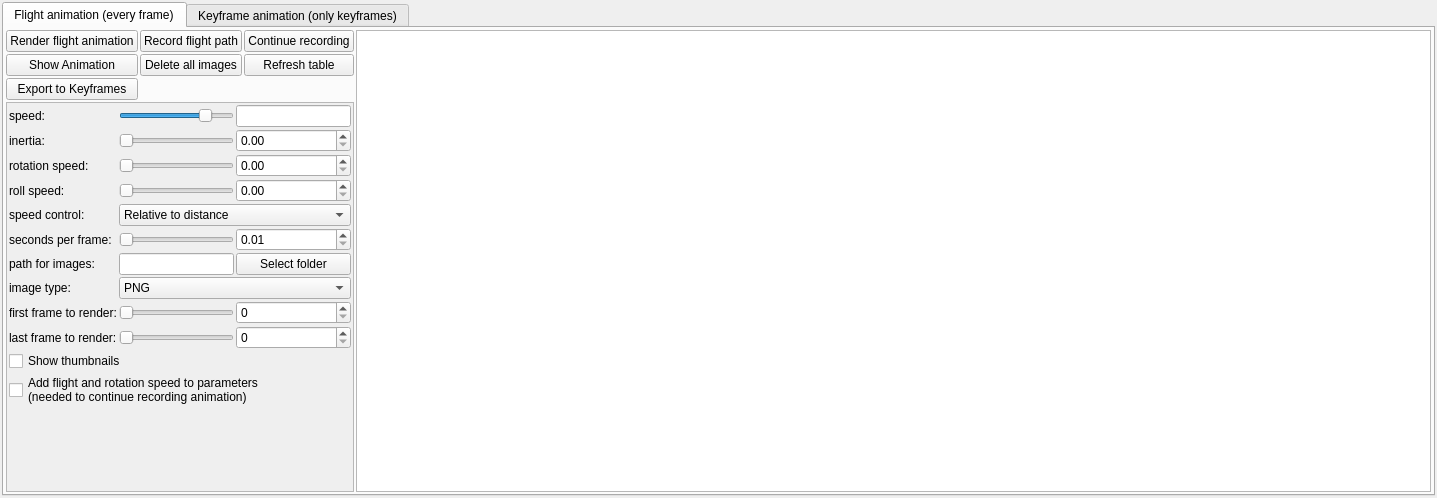
buddhi1980/mandelbulber2, file mandelbulber2/qt/dock_animation.ui: the form before one commit.
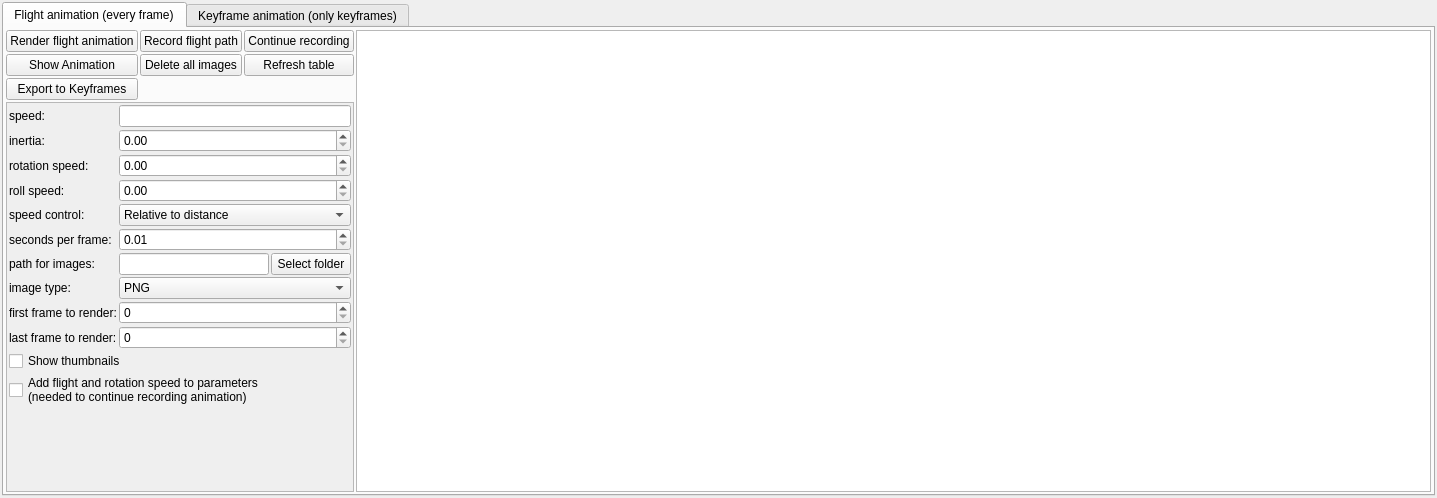
The form after the commit. The open tabs and pages were chosen to show the change. Icons and pictures are not drawn. Custom widgets are drawn as their Qt base class.

Commit message: Created pop-up sliders for integer spin boxes

The edit to the form file:
```diff
--- a/mandelbulber2/qt/dock_animation.ui
+++ b/mandelbulber2/qt/dock_animation.ui
@@ -337,144 +337,6 @@
                  </property>
                 </widget>
                </item>
-               <item row="1" column="1">
-                <widget class="QSlider" name="slider_flight_inertia">
-                 <property name="sizePolicy">
-                  <sizepolicy hsizetype="Expanding" vsizetype="Maximum">
-                   <horstretch>0</horstretch>
-                   <verstretch>0</verstretch>
-                  </sizepolicy>
-                 </property>
-                 <property name="maximum">
-                  <number>5000</number>
-                 </property>
-                 <property name="singleStep">
-                  <number>1</number>
-                 </property>
-                 <property name="orientation">
-                  <enum>Qt::Horizontal</enum>
-                 </property>
-                </widget>
-               </item>
-               <item row="1" column="2">
-                <widget class="MyDoubleSpinBox" name="spinbox_flight_inertia">
-                 <property name="sizePolicy">
-                  <sizepolicy hsizetype="Minimum" vsizetype="Maximum">
-                   <horstretch>0</horstretch>
-                   <verstretch>0</verstretch>
-                  </sizepolicy>
-                 </property>
-                 <property name="toolTip">
-                  <string>&lt;html&gt;&lt;head/&gt;&lt;body&gt;&lt;p&gt;Inertia of camera. &lt;/p&gt;&lt;p&gt;Higher inertia makes flight more smooth but more difficult to change speed or direction.&lt;/p&gt;&lt;/body&gt;&lt;/html&gt;</string>
-                 </property>
-                 <property name="prefix">
-                  <string/>
-                 </property>
-                 <property name="suffix">
-                  <string/>
-                 </property>
-                 <property name="decimals">
-                  <number>2</number>
-                 </property>
-                 <property name="maximum">
-                  <double>1000.000000000000000</double>
-                 </property>
-                 <property name="singleStep">
-                  <double>0.100000000000000</double>
-                 </property>
-                </widget>
-               </item>
-               <item row="5" column="1">
-                <widget class="QSlider" name="slider_flight_sec_per_frame">
-                 <property name="sizePolicy">
-                  <sizepolicy hsizetype="Expanding" vsizetype="Maximum">
-                   <horstretch>0</horstretch>
-                   <verstretch>0</verstretch>
-                  </sizepolicy>
-                 </property>
-                 <property name="minimum">
-                  <number>1</number>
-                 </property>
-                 <property name="maximum">
-                  <number>5000</number>
-                 </property>
-                 <property name="singleStep">
-                  <number>1</number>
-                 </property>
-                 <property name="orientation">
-                  <enum>Qt::Horizontal</enum>
-                 </property>
-                </widget>
-               </item>
-               <item row="3" column="1">
-                <widget class="QSlider" name="slider_flight_roll_speed">
-                 <property name="sizePolicy">
-                  <sizepolicy hsizetype="Expanding" vsizetype="Maximum">
-                   <horstretch>0</horstretch>
-                   <verstretch>0</verstretch>
-                  </sizepolicy>
-                 </property>
-                 <property name="maximum">
-                  <number>5000</number>
-                 </property>
-                 <property name="singleStep">
-                  <number>1</number>
-                 </property>
-                 <property name="orientation">
-                  <enum>Qt::Horizontal</enum>
-                 </property>
-                </widget>
-               </item>
-               <item row="5" column="2">
-                <widget class="MyDoubleSpinBox" name="spinbox_flight_sec_per_frame">
-                 <property name="sizePolicy">
-                  <sizepolicy hsizetype="Minimum" vsizetype="Maximum">
-                   <horstretch>0</horstretch>
-                   <verstretch>0</verstretch>
-                  </sizepolicy>
-                 </property>
-                 <property name="toolTip">
-                  <string>&lt;html&gt;&lt;head/&gt;&lt;body&gt;&lt;p&gt;This parameters controls frame rate during flight path recording. Higher values give slower rendering but are more detailed.&lt;/p&gt;&lt;/body&gt;&lt;/html&gt;</string>
-                 </property>
-                 <property name="prefix">
-                  <string/>
-                 </property>
-                 <property name="suffix">
-                  <string/>
-                 </property>
-                 <property name="decimals">
-                  <number>2</number>
-                 </property>
-                 <property name="minimum">
-                  <double>0.010000000000000</double>
-                 </property>
-                 <property name="maximum">
-                  <double>100.000000000000000</double>
-                 </property>
-                 <property name="singleStep">
-                  <double>0.100000000000000</double>
-                 </property>
-                </widget>
-               </item>
-               <item row="2" column="1">
-                <widget class="QSlider" name="slider_flight_rotation_speed">
-                 <property name="sizePolicy">
-                  <sizepolicy hsizetype="Expanding" vsizetype="Maximum">
-                   <horstretch>0</horstretch>
-                   <verstretch>0</verstretch>
-                  </sizepolicy>
-                 </property>
-                 <property name="maximum">
-                  <number>5000</number>
-                 </property>
-                 <property name="singleStep">
-                  <number>1</number>
-                 </property>
-                 <property name="orientation">
-                  <enum>Qt::Horizontal</enum>
-                 </property>
-                </widget>
-               </item>
                <item row="3" column="0">
                 <widget class="QLabel" name="label_153">
                  <property name="text">
@@ -482,34 +344,6 @@
                  </property>
                 </widget>
                </item>
-               <item row="2" column="2">
-                <widget class="MyDoubleSpinBox" name="spinbox_flight_rotation_speed">
-                 <property name="sizePolicy">
-                  <sizepolicy hsizetype="Minimum" vsizetype="Maximum">
-                   <horstretch>0</horstretch>
-                   <verstretch>0</verstretch>
-                  </sizepolicy>
-                 </property>
-                 <property name="toolTip">
-                  <string>&lt;html&gt;&lt;head/&gt;&lt;body&gt;&lt;p&gt;Rotation speed of camera&lt;/p&gt;&lt;/body&gt;&lt;/html&gt;</string>
-                 </property>
-                 <property name="prefix">
-                  <string/>
-                 </property>
-                 <property name="suffix">
-                  <string/>
-                 </property>
-                 <property name="decimals">
-                  <number>2</number>
-                 </property>
-                 <property name="maximum">
-                  <double>1000.000000000000000</double>
-                 </property>
-                 <property name="singleStep">
-                  <double>0.100000000000000</double>
-                 </property>
-                </widget>
-               </item>
                <item row="10" column="0" colspan="3">
                 <widget class="MyCheckBox" name="checkBox_flight_show_thumbnails">
                  <property name="sizePolicy">
@@ -533,34 +367,6 @@
                  </property>
                 </widget>
                </item>
-               <item row="3" column="2">
-                <widget class="MyDoubleSpinBox" name="spinbox_flight_roll_speed">
-                 <property name="sizePolicy">
-                  <sizepolicy hsizetype="Minimum" vsizetype="Maximum">
-                   <horstretch>0</horstretch>
-                   <verstretch>0</verstretch>
-                  </sizepolicy>
-                 </property>
-                 <property name="toolTip">
-                  <string>&lt;html&gt;&lt;head/&gt;&lt;body&gt;&lt;p&gt;Roll speed of camera&lt;/p&gt;&lt;/body&gt;&lt;/html&gt;</string>
-                 </property>
-                 <property name="prefix">
-                  <string/>
-                 </property>
-                 <property name="suffix">
-                  <string/>
-                 </property>
-                 <property name="decimals">
-                  <number>2</number>
-                 </property>
-                 <property name="maximum">
-                  <double>1000.000000000000000</double>
-                 </property>
-                 <property name="singleStep">
-                  <double>0.100000000000000</double>
-                 </property>
-                </widget>
-               </item>
                <item row="11" column="0" colspan="3">
                 <widget class="MyCheckBox" name="checkBox_flight_add_speeds">
                  <property name="sizePolicy">
@@ -578,106 +384,6 @@
                  </property>
                 </widget>
                </item>
-               <item row="8" column="1">
-                <widget class="QSlider" name="sliderInt_flight_first_to_render">
-                 <property name="sizePolicy">
-                  <sizepolicy hsizetype="Expanding" vsizetype="Maximum">
-                   <horstretch>0</horstretch>
-                   <verstretch>0</verstretch>
-                  </sizepolicy>
-                 </property>
-                 <property name="minimum">
-                  <number>0</number>
-                 </property>
-                 <property name="maximum">
-                  <number>99999</number>
-                 </property>
-                 <property name="singleStep">
-                  <number>1</number>
-                 </property>
-                 <property name="pageStep">
-                  <number>100</number>
-                 </property>
-                 <property name="orientation">
-                  <enum>Qt::Horizontal</enum>
-                 </property>
-                </widget>
-               </item>
-               <item row="8" column="2">
-                <widget class="MySpinBox" name="spinboxInt_flight_first_to_render">
-                 <property name="sizePolicy">
-                  <sizepolicy hsizetype="Minimum" vsizetype="Maximum">
-                   <horstretch>0</horstretch>
-                   <verstretch>0</verstretch>
-                  </sizepolicy>
-                 </property>
-                 <property name="toolTip">
-                  <string>&lt;html&gt;&lt;head/&gt;&lt;body&gt;&lt;p&gt;Limits range of frames to render&lt;/p&gt;&lt;/body&gt;&lt;/html&gt;</string>
-                 </property>
-                 <property name="minimum">
-                  <number>0</number>
-                 </property>
-                 <property name="maximum">
-                  <number>99999</number>
-                 </property>
-                 <property name="singleStep">
-                  <number>1</number>
-                 </property>
-                 <property name="value">
-                  <number>0</number>
-                 </property>
-                </widget>
-               </item>
-               <item row="9" column="1">
-                <widget class="QSlider" name="sliderInt_flight_last_to_render">
-                 <property name="sizePolicy">
-                  <sizepolicy hsizetype="Expanding" vsizetype="Maximum">
-                   <horstretch>0</horstretch>
-                   <verstretch>0</verstretch>
-                  </sizepolicy>
-                 </property>
-                 <property name="minimum">
-                  <number>0</number>
-                 </property>
-                 <property name="maximum">
-                  <number>99999</number>
-                 </property>
-                 <property name="singleStep">
-                  <number>1</number>
-                 </property>
-                 <property name="pageStep">
-                  <number>100</number>
-                 </property>
-                 <property name="orientation">
-                  <enum>Qt::Horizontal</enum>
-                 </property>
-                </widget>
-               </item>
-               <item row="9" column="2">
-                <widget class="MySpinBox" name="spinboxInt_flight_last_to_render">
-                 <property name="sizePolicy">
-                  <sizepolicy hsizetype="Minimum" vsizetype="Maximum">
-                   <horstretch>0</horstretch>
-                   <verstretch>0</verstretch>
-                  </sizepolicy>
-                 </property>
-                 <property name="toolTip">
-                  <string>&lt;html&gt;&lt;head/&gt;&lt;body&gt;&lt;p&gt;Limits range of frames to render&lt;/p&gt;&lt;/body&gt;&lt;/html&gt;</string>
-                 </property>
-                 <property name="minimum">
-                  <number>0</number>
-                 </property>
-                 <property name="maximum">
-                  <number>99999</number>
-                 </property>
-                 <property name="singleStep">
-                  <number>1</number>
-                 </property>
-                 <property name="value">
-                  <number>0</number>
-                 </property>
-                </widget>
-               </item>
                <item row="7" column="1" colspan="2">
                 <widget class="QComboBox" name="comboBox_flight_animation_image_type">
                  <property name="sizePolicy">
@@ -725,7 +431,7 @@
                  </property>
                 </widget>
                </item>
-               <item row="0" column="2">
+               <item row="0" column="1" colspan="2">
                 <widget class="MyLineEdit" name="logedit_flight_speed">
                  <property name="sizePolicy">
                   <sizepolicy hsizetype="Expanding" vsizetype="Maximum">
@@ -738,10 +444,10 @@
                  </property>
                 </widget>
                </item>
-               <item row="0" column="1">
-                <widget class="QSlider" name="logslider_flight_speed">
+               <item row="1" column="1" colspan="2">
+                <widget class="MyDoubleSpinBox" name="spinbox_flight_inertia">
                  <property name="sizePolicy">
-                  <sizepolicy hsizetype="Expanding" vsizetype="Maximum">
+                  <sizepolicy hsizetype="Minimum" vsizetype="Maximum">
                    <horstretch>0</horstretch>
                    <verstretch>0</verstretch>
                   </sizepolicy>
@@ -752,14 +458,157 @@
                    <height>0</height>
                   </size>
                  </property>
+                 <property name="prefix">
+                  <string/>
+                 </property>
+                 <property name="suffix">
+                  <string/>
+                 </property>
+                 <property name="decimals">
+                  <number>2</number>
+                 </property>
+                 <property name="maximum">
+                  <double>1000.000000000000000</double>
+                 </property>
+                 <property name="singleStep">
+                  <double>0.100000000000000</double>
+                 </property>
+                </widget>
+               </item>
+               <item row="2" column="1" colspan="2">
+                <widget class="MyDoubleSpinBox" name="spinbox_flight_rotation_speed">
+                 <property name="sizePolicy">
+                  <sizepolicy hsizetype="Minimum" vsizetype="Maximum">
+                   <horstretch>0</horstretch>
+                   <verstretch>0</verstretch>
+                  </sizepolicy>
+                 </property>
+                 <property name="toolTip">
+                  <string>&lt;html&gt;&lt;head/&gt;&lt;body&gt;&lt;p&gt;Rotation speed of camera&lt;/p&gt;&lt;/body&gt;&lt;/html&gt;</string>
+                 </property>
+                 <property name="prefix">
+                  <string/>
+                 </property>
+                 <property name="suffix">
+                  <string/>
+                 </property>
+                 <property name="decimals">
+                  <number>2</number>
+                 </property>
+                 <property name="maximum">
+                  <double>1000.000000000000000</double>
+                 </property>
+                 <property name="singleStep">
+                  <double>0.100000000000000</double>
+                 </property>
+                </widget>
+               </item>
+               <item row="3" column="1" colspan="2">
+                <widget class="MyDoubleSpinBox" name="spinbox_flight_roll_speed">
+                 <property name="sizePolicy">
+                  <sizepolicy hsizetype="Minimum" vsizetype="Maximum">
+                   <horstretch>0</horstretch>
+                   <verstretch>0</verstretch>
+                  </sizepolicy>
+                 </property>
+                 <property name="toolTip">
+                  <string>&lt;html&gt;&lt;head/&gt;&lt;body&gt;&lt;p&gt;Roll speed of camera&lt;/p&gt;&lt;/body&gt;&lt;/html&gt;</string>
+                 </property>
+                 <property name="prefix">
+                  <string/>
+                 </property>
+                 <property name="suffix">
+                  <string/>
+                 </property>
+                 <property name="decimals">
+                  <number>2</number>
+                 </property>
+                 <property name="maximum">
+                  <double>1000.000000000000000</double>
+                 </property>
+                 <property name="singleStep">
+                  <double>0.100000000000000</double>
+                 </property>
+                </widget>
+               </item>
+               <item row="8" column="1" colspan="2">
+                <widget class="MySpinBox" name="spinboxInt_flight_first_to_render">
+                 <property name="sizePolicy">
+                  <sizepolicy hsizetype="Minimum" vsizetype="Maximum">
+                   <horstretch>0</horstretch>
+                   <verstretch>0</verstretch>
+                  </sizepolicy>
+                 </property>
+                 <property name="toolTip">
+                  <string>&lt;html&gt;&lt;head/&gt;&lt;body&gt;&lt;p&gt;Limits range of frames to render&lt;/p&gt;&lt;/body&gt;&lt;/html&gt;</string>
+                 </property>
                  <property name="minimum">
-                  <number>-1500</number>
+                  <number>0</number>
                  </property>
                  <property name="maximum">
-                  <number>400</number>
+                  <number>99999</number>
                  </property>
-                 <property name="orientation">
-                  <enum>Qt::Horizontal</enum>
+                 <property name="singleStep">
+                  <number>1</number>
+                 </property>
+                 <property name="value">
+                  <number>0</number>
+                 </property>
+                </widget>
+               </item>
+               <item row="9" column="1" colspan="2">
+                <widget class="MySpinBox" name="spinboxInt_flight_last_to_render">
+                 <property name="sizePolicy">
+                  <sizepolicy hsizetype="Minimum" vsizetype="Maximum">
+                   <horstretch>0</horstretch>
+                   <verstretch>0</verstretch>
+                  </sizepolicy>
+                 </property>
+                 <property name="toolTip">
+                  <string>&lt;html&gt;&lt;head/&gt;&lt;body&gt;&lt;p&gt;Limits range of frames to render&lt;/p&gt;&lt;/body&gt;&lt;/html&gt;</string>
+                 </property>
+                 <property name="minimum">
+                  <number>0</number>
+                 </property>
+                 <property name="maximum">
+                  <number>99999</number>
+                 </property>
+                 <property name="singleStep">
+                  <number>1</number>
+                 </property>
+                 <property name="value">
+                  <number>0</number>
+                 </property>
+                </widget>
+               </item>
+               <item row="5" column="1" colspan="2">
+                <widget class="MyDoubleSpinBox" name="spinbox_flight_sec_per_frame">
+                 <property name="sizePolicy">
+                  <sizepolicy hsizetype="Minimum" vsizetype="Maximum">
+                   <horstretch>0</horstretch>
+                   <verstretch>0</verstretch>
+                  </sizepolicy>
+                 </property>
+                 <property name="toolTip">
+                  <string>&lt;html&gt;&lt;head/&gt;&lt;body&gt;&lt;p&gt;This parameters controls frame rate during flight path recording. Higher values give slower rendering but are more detailed.&lt;/p&gt;&lt;/body&gt;&lt;/html&gt;</string>
+                 </property>
+                 <property name="prefix">
+                  <string/>
+                 </property>
+                 <property name="suffix">
+                  <string/>
+                 </property>
+                 <property name="decimals">
+                  <number>2</number>
+                 </property>
+                 <property name="minimum">
+                  <double>0.010000000000000</double>
+                 </property>
+                 <property name="maximum">
+                  <double>100.000000000000000</double>
+                 </property>
+                 <property name="singleStep">
+                  <double>0.100000000000000</double>
                  </property>
                 </widget>
                </item>
```
Left out of the diff: 373 changed lines with no effect on the pictures. The commit also changes 18 other files.
